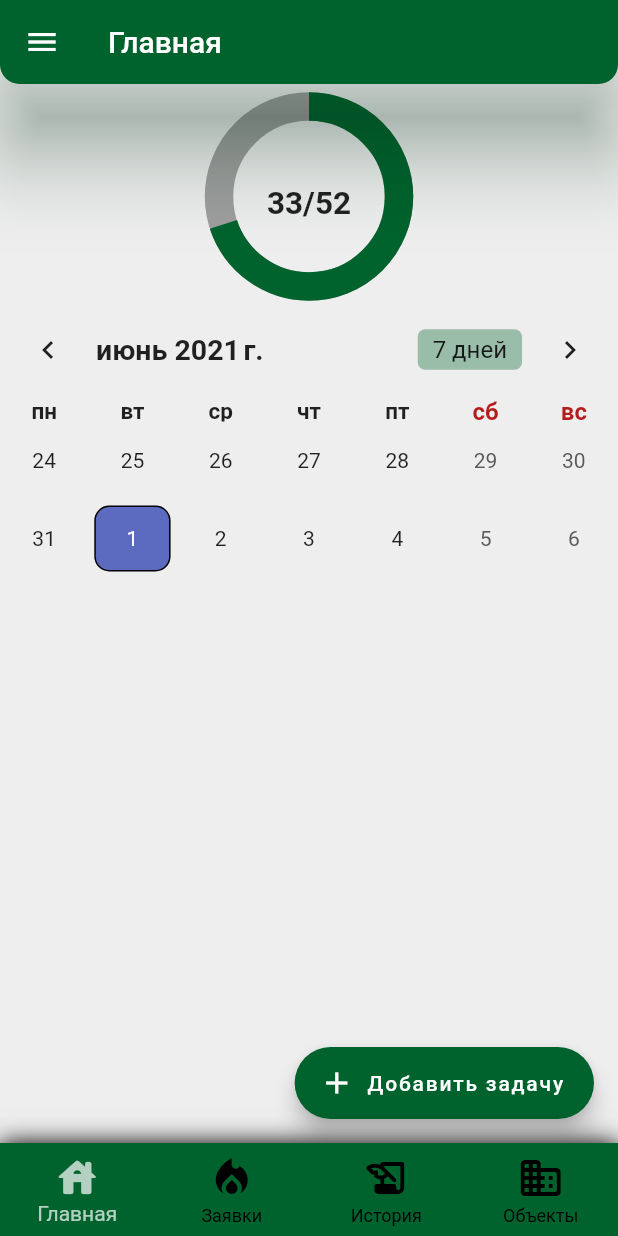
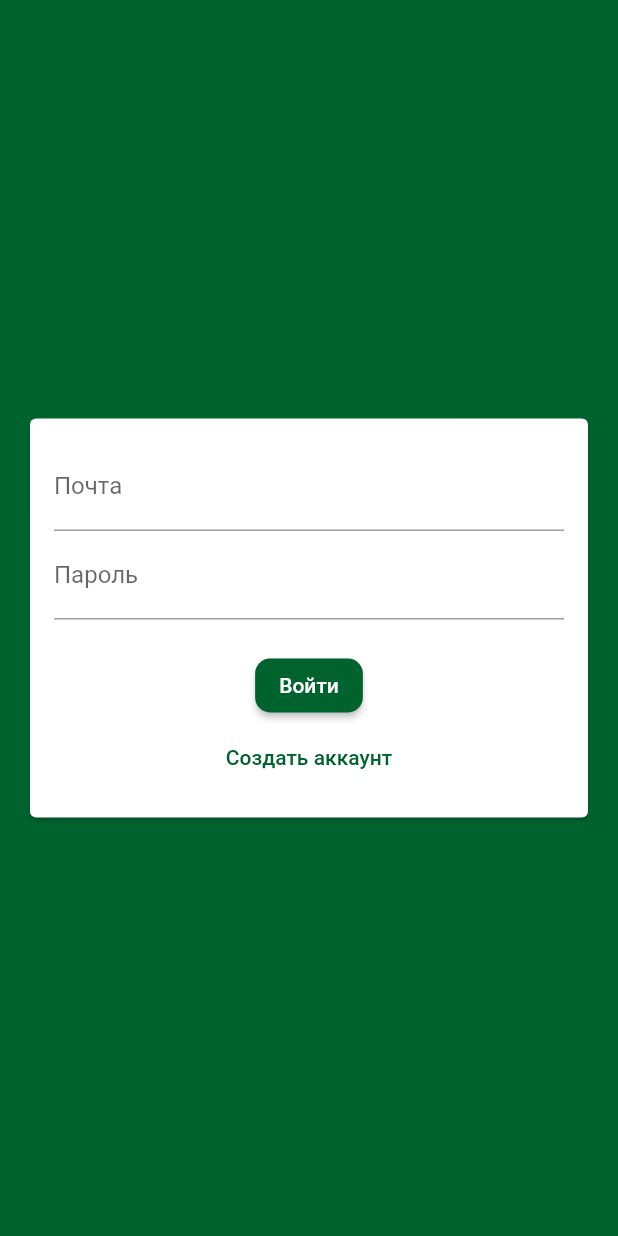
Before and after one commit to yell8er/mto2, a Flutter app: the screen it shows after launch, on a phone screen of 412 x 824 dp. Run offline on Flutter 3.47's test engine with Material 2 defaults, Android fonts, the phone set to English and light mode, and no system bars; drawn by our look-alikes of table_calendar; our stand-ins replace cloud_firestore, firebase_auth, firebase_core, percent_indicator; accounts and stored records are empty.

Commit message:
plus auth screen

```diff
--- a/lib/main.dart
+++ b/lib/main.dart
@@ -5,6 +5,7 @@ import 'package:firebase_core/firebase_core.dart';
 // import './screens/objects_screen.dart';
 // import './screens/service_requests_screen.dart';
 import './screens/tabs_screen.dart';
+import './screens/auth_screen.dart';
 import './helpers/material_color_creator.dart';
 // import 'package:intl/intl.dart';
 
@@ -34,10 +35,10 @@ class MyApp extends StatelessWidget {
         //0xFF00622D
         //0xFFEF7E2F -orange
       ),
-      // home: MyHomePage(title: '$currentDate'),
+      // home: AuthScreen(),
       initialRoute: '/',
       routes: {
-        '/': (ctx) => TabsScreen(),
+        '/': (ctx) => AuthScreen(),
         '/add-object': (ctx) => AddObject(),
       },
     );
--- /dev/null
+++ b/lib/screens/auth_screen.dart
@@ -0,0 +1,66 @@
+import 'package:flutter/material.dart';
+import 'package:firebase_auth/firebase_auth.dart';
+import 'package:flutter/services.dart';
+
+import '../widgets/auth/auth_form.dart';
+
+class AuthScreen extends StatefulWidget {
+  @override
+  _AuthScreenState createState() => _AuthScreenState();
+}
+
+class _AuthScreenState extends State<AuthScreen> {
+  final _auth = FirebaseAuth.instance;
+  void _submitAuthForm(
+    String email,
+    String password,
+    String username,
+    bool isLogin,
+    // BuildContext ctx,
+  ) async {
+    UserCredential authResult;
+
+    try {
+      if (isLogin) {
+        authResult = await _auth.signInWithEmailAndPassword(
+          email: email,
+          password: password,
+        );
+      } else {
+        authResult = await _auth.createUserWithEmailAndPassword(
+          email: email,
+          password: password,
+        );
+      }
+    } on PlatformException catch (err) {
+      // var message = 'Ошибка! Проверьте правильность ввода';
+
+      // if (err.message != null) {
+      //   message = err.message;
+      // }
+
+      ScaffoldMessenger.of(context).showSnackBar(
+        SnackBar(
+          content: Text(err.message),
+          backgroundColor: Theme.of(context).errorColor,
+        ),
+      );
+    } catch (err) {
+      ScaffoldMessenger.of(context).showSnackBar(
+        SnackBar(
+          content: Text(err.message),
+          backgroundColor: Theme.of(context).errorColor,
+        ),
+      );
+      print(err);
+    }
+  }
+
+  @override
+  Widget build(BuildContext context) {
+    return Scaffold(
+      backgroundColor: Theme.of(context).primaryColor,
+      body: AuthForm(_submitAuthForm),
+    );
+  }
+}
--- /dev/null
+++ b/lib/widgets/auth/auth_form.dart
@@ -0,0 +1,124 @@
+import 'package:flutter/material.dart';
+
+class AuthForm extends StatefulWidget {
+  AuthForm(this.submitFn);
+  final void Function(
+    String email,
+    String password,
+    String username,
+    bool isLogin,
+    // BuildContext ctx,
+  ) submitFn;
+
+  @override
+  _AuthFormState createState() => _AuthFormState();
+}
+
+class _AuthFormState extends State<AuthForm> {
+  final _formKey = GlobalKey<FormState>();
+  var _isLogin = true;
+  var _userEmail = '';
+  var _userName = '';
+  var _userPassword = '';
+
+  void _trySubmit() {
+    final isValid = _formKey.currentState.validate();
+    FocusScope.of(context).unfocus();
+    if (isValid) {
+      _formKey.currentState.save();
+      widget.submitFn(
+        _userEmail.trim(),
+        _userName.trim(),
+        _userPassword.trim(),
+        _isLogin,
+        // context,
+      );
+    }
+  }
+
+  @override
+  Widget build(BuildContext context) {
+    return Center(
+      child: Card(
+        margin: EdgeInsets.all(20),
+        child: SingleChildScrollView(
+          child: Padding(
+            padding: EdgeInsets.all(16),
+            child: Form(
+              key: _formKey,
+              child: Column(
+                mainAxisSize: MainAxisSize.min,
+                children: [
+                  TextFormField(
+                    key: ValueKey('emailKey'),
+                    decoration: InputDecoration(labelText: 'Почта'),
+                    keyboardType: TextInputType.emailAddress,
+                    validator: (value) {
+                      if (value.isEmpty || !value.contains('@')) {
+                        return 'Неверный формат';
+                      }
+                      return null;
+                    },
+                    onSaved: (value) {
+                      _userEmail = value;
+                    },
+                  ),
+                  if (!_isLogin)
+                    TextFormField(
+                      key: ValueKey('usernameKey'),
+                      decoration:
+                          InputDecoration(labelText: 'Имя пользователя'),
+                      validator: (value) {
+                        if (value.isEmpty) {
+                          return 'Введите имя';
+                        }
+                        return null;
+                      },
+                      onSaved: (value) {
+                        _userName = value;
+                      },
+                    ),
+                  TextFormField(
+                    key: ValueKey('passwordKey'),
+                    decoration: InputDecoration(labelText: 'Пароль'),
+                    validator: (value) {
+                      if (value.isEmpty || value.length < 6) {
+                        return 'Пароль должен содержать как минимум 6 символов';
+                      }
+                      return null;
+                    },
+                    obscureText: true,
+                    onSaved: (value) {
+                      _userPassword = value;
+                    },
+                  ),
+                  SizedBox(
+                    height: 20,
+                  ),
+                  ElevatedButton(
+                    onPressed: _trySubmit,
+                    child: Text(_isLogin ? 'Войти' : 'Регистрация'),
+                    style: ElevatedButton.styleFrom(
+                      shape: RoundedRectangleBorder(
+                        borderRadius: BorderRadius.circular(10),
+                      ),
+                    ),
+                  ),
+                  TextButton(
+                    onPressed: () {
+                      setState(() {
+                        _isLogin = !_isLogin;
+                      });
+                    },
+                    child: Text(
+                        _isLogin ? 'Создать аккаунт' : 'У меня есть аккаунт'),
+                  ),
+                ],
+              ),
+            ),
+          ),
+        ),
+      ),
+    );
+  }
+}
--- a/pubspec.yaml
+++ b/pubspec.yaml
@@ -28,6 +28,7 @@ dependencies:
   intl: ^0.17.0
   firebase_core: ^1.2.0
   cloud_firestore: ^2.2.0
+  firebase_auth: ^1.2.0
   provider: ^5.0.0
 
 
```
Also changed, not shown: pubspec.lock.
